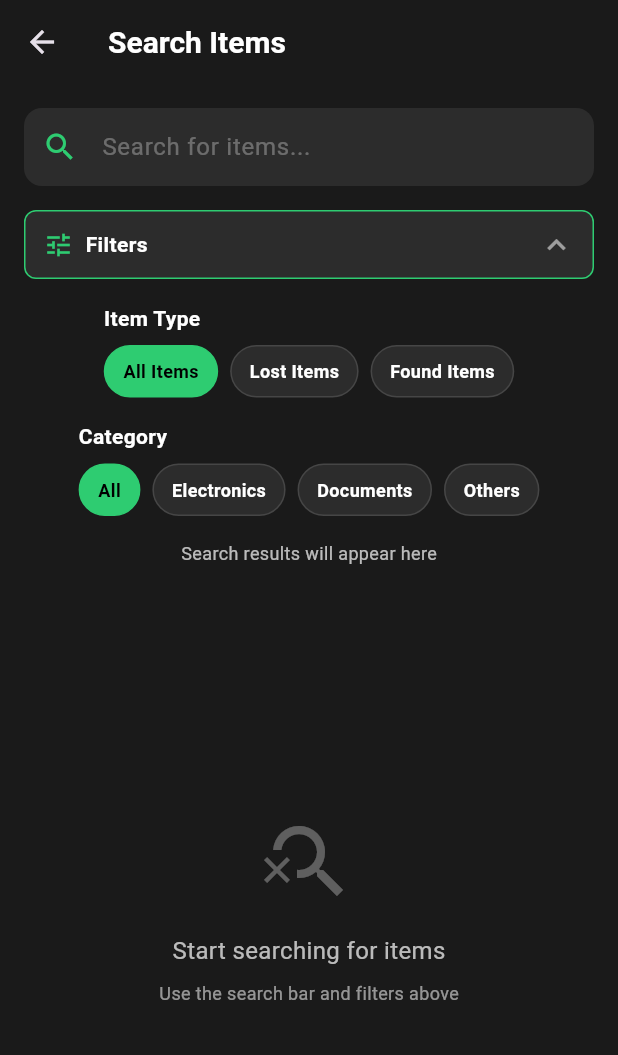
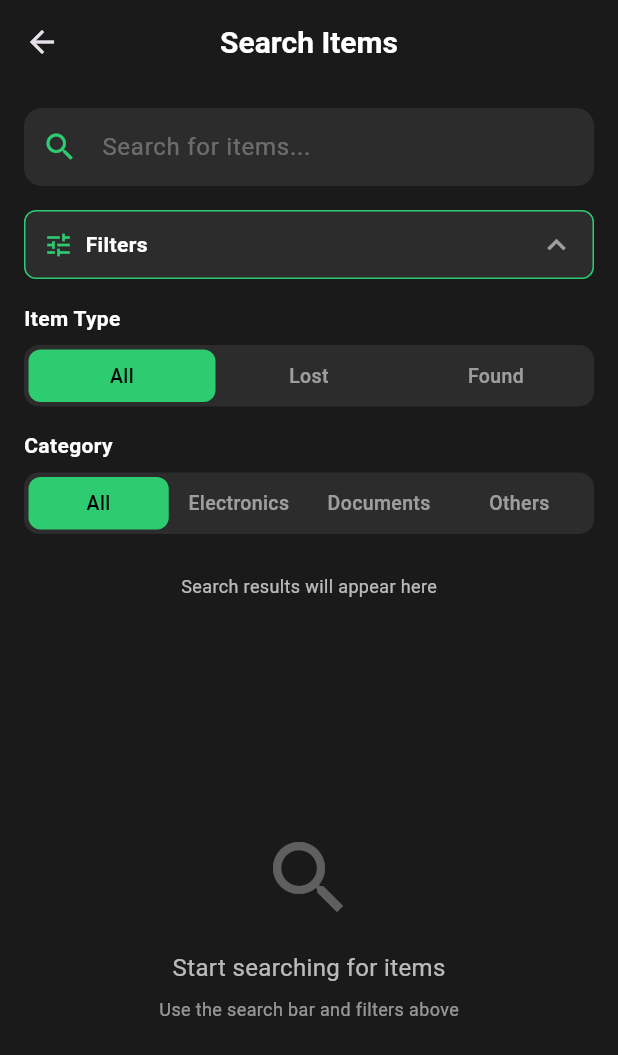
Before and after one commit to Mikedev25/unifind, a Flutter app: the SearchPage screen opened directly, after a tap on "Filters", on a phone screen of 412 x 824 dp. Shown: the top 1055 px of the screen. Run offline on Flutter 3.47's test engine with Material 3 defaults, Android fonts, the phone set to English and light mode, and no system bars; our stand-ins replace cloud_firestore, curved_navigation_bar, firebase_auth, firebase_core, geolocator, google_sign_in and 1 more; accounts and stored records are empty.

Commit message:
Refined some features in search page.

```diff
--- a/lib/pages/search_page.dart
+++ b/lib/pages/search_page.dart
@@ -10,12 +10,19 @@ class SearchPage extends StatefulWidget {
 class _SearchPageState extends State<SearchPage> {
   final TextEditingController _searchController = TextEditingController();
   String _selectedCategory = 'All';
-  String _selectedType = 'All Items';
+  String _selectedType = 'All';
   bool _showFilters = false;
 
   final List<String> categories = ['All', 'Electronics', 'Documents', 'Others'];
 
-  final List<String> itemTypes = ['All Items', 'Lost Items', 'Found Items'];
+  final List<String> itemTypes = ['All', 'Lost', 'Found'];
+
+  int get _activeFilterCount {
+    int count = 0;
+    if (_selectedType != 'All') count++;
+    if (_selectedCategory != 'All') count++;
+    return count;
+  }
 
   @override
   Widget build(BuildContext context) {
@@ -32,7 +39,7 @@ class _SearchPageState extends State<SearchPage> {
             fontWeight: FontWeight.w600,
           ),
         ),
-        centerTitle: false,
+        centerTitle: true,
       ),
       body: Column(
         children: [
@@ -98,6 +105,17 @@ class _SearchPageState extends State<SearchPage> {
                         fontWeight: FontWeight.w600,
                       ),
                     ),
+                    if (_activeFilterCount > 0) ...[
+                        const SizedBox(width: 8),
+                        Text(
+                            '($_activeFilterCount)',
+                            style: TextStyle(
+                              color: Colors.white,
+                              fontSize: 13,
+                              fontWeight: FontWeight.w600,
+                          ),
+                        ),
+                      ],
                     const Spacer(),
                     Icon(
                       _showFilters ? Icons.expand_less : Icons.expand_more,
@@ -118,94 +136,27 @@ class _SearchPageState extends State<SearchPage> {
                   // Item Type Filter
                   _buildFilterSection(
                     title: 'Item Type',
-                    child: Wrap(
-                      spacing: 8,
-                      children: itemTypes.map((type) {
-                        final isSelected = _selectedType == type;
-                        return GestureDetector(
-                          onTap: () {
-                            setState(() {
-                              _selectedType = type;
-                            });
-                          },
-                          child: Container(
-                            padding: const EdgeInsets.symmetric(
-                              horizontal: 12,
-                              vertical: 8,
-                            ),
-                            decoration: BoxDecoration(
-                              color: isSelected
-                                  ? const Color(0xFF2ECC71)
-                                  : const Color(0xFF2C2C2C),
-                              borderRadius: BorderRadius.circular(20),
-                              border: Border.all(
-                                color: isSelected
-                                    ? const Color(0xFF2ECC71)
-                                    : Colors.white12,
-                              ),
-                            ),
-                            child: Text(
-                              type,
-                              style: TextStyle(
-                                color: isSelected ? Colors.black : Colors.white,
-                                fontSize: 12,
-                                fontWeight: FontWeight.w600,
-                              ),
-                            ),
-                          ),
-                        );
-                      }).toList(),
+                    child: _SegmentedControl(
+                        options: itemTypes,
+                        selected: _selectedType,
+                        onChanged: (val) => setState(() => _selectedType = val),
+                      ),
                     ),
-                  ),
                   const SizedBox(height: 16),
 
                   // Category Filter
                   _buildFilterSection(
                     title: 'Category',
-                    child: Wrap(
-                      spacing: 8,
-                      runSpacing: 8,
-                      children: categories.map((cat) {
-                        final isSelected = _selectedCategory == cat;
-                        return GestureDetector(
-                          onTap: () {
-                            setState(() {
-                              _selectedCategory = cat;
-                            });
-                          },
-                          child: Container(
-                            padding: const EdgeInsets.symmetric(
-                              horizontal: 12,
-                              vertical: 8,
-                            ),
-                            decoration: BoxDecoration(
-                              color: isSelected
-                                  ? const Color(0xFF2ECC71)
-                                  : const Color(0xFF2C2C2C),
-                              borderRadius: BorderRadius.circular(20),
-                              border: Border.all(
-                                color: isSelected
-                                    ? const Color(0xFF2ECC71)
-                                    : Colors.white12,
-                              ),
-                            ),
-                            child: Text(
-                              cat,
-                              style: TextStyle(
-                                color: isSelected ? Colors.black : Colors.white,
-                                fontSize: 12,
-                                fontWeight: FontWeight.w600,
-                              ),
-                            ),
-                          ),
-                        );
-                      }).toList(),
-                    ),
+                    child: _SegmentedControl(
+                      options: categories,
+                      selected: _selectedCategory,
+                      onChanged: (val) => setState(() => _selectedCategory = val),
+                      )
                   ),
                 ],
               ),
             ),
-
+          const SizedBox(height: 10),
           // Results Count
           Padding(
             padding: const EdgeInsets.symmetric(horizontal: 16),
@@ -226,7 +177,7 @@ class _SearchPageState extends State<SearchPage> {
                 mainAxisAlignment: MainAxisAlignment.center,
                 children: [
                   Icon(
-                    Icons.search_off,
+                    Icons.search,
                     size: 64,
                     color: Colors.white30,
                   ),
@@ -276,3 +227,53 @@ class _SearchPageState extends State<SearchPage> {
     );
   }
 }
+
+class _SegmentedControl extends StatelessWidget {
+  final List<String> options;
+  final String selected;
+  final ValueChanged<String> onChanged;
+
+  const _SegmentedControl({
+    required this.options,
+    required this.selected,
+    required this.onChanged,
+  });
+
+  @override
+  Widget build(BuildContext context) {
+    return Container(
+      padding: const EdgeInsets.all(3),
+      decoration: BoxDecoration(
+        color: const Color(0xFF2C2C2C),
+        borderRadius: BorderRadius.circular(10),
+      ),
+      child: Row(
+        children: options.map((options) {
+          final isSelected = selected == options;
+          return Expanded(
+            child: GestureDetector(
+              onTap:() => onChanged(options),
+              child: AnimatedContainer(
+                duration: const Duration(milliseconds: 150),
+                padding: const EdgeInsets.symmetric(vertical: 8),
+                decoration: BoxDecoration(
+                  color: isSelected ? const Color(0xFF2ECC71) : Colors.transparent,
+                  borderRadius: BorderRadius.circular(8),
+                ),
+                child: Text(
+                  options,
+                  textAlign: TextAlign.center,
+                  style: TextStyle(
+                    color: isSelected ? Colors.black : Colors.white54,
+                    fontSize: 13,
+                    fontWeight: FontWeight.w500,
+                  ),
+                ),
+              ),
+            ),
+          );
+        }).toList()
+      ),
+    );
+  }
+}
--- a/lib/pages/settings/notification_settings_page.dart
+++ b/lib/pages/settings/notification_settings_page.dart
@@ -120,7 +120,7 @@ class _NotificationSettingsPageState extends State<NotificationSettingsPage> {
               padding: const EdgeInsets.all(10),
               decoration: BoxDecoration(
                 color: isSelected
-                    ? const Color(0xFF2ECC71).withOpacity(0.2)
+                    ? const Color(0xFF2ECC71).withValues(alpha: 0.2)
                     : Colors.transparent,
                 borderRadius: BorderRadius.circular(8),
               ),
--- a/lib/pages/settings/privacy_settings_page.dart
+++ b/lib/pages/settings/privacy_settings_page.dart
@@ -63,7 +63,7 @@ class _PrivacySettingsPageState extends State<PrivacySettingsPage> {
                 Container(
                   padding: const EdgeInsets.all(10),
                   decoration: BoxDecoration(
-                    color: const Color(0xFF2ECC71).withOpacity(0.2),
+                    color: const Color(0xFF2ECC71).withValues(alpha: 0.2),
                     borderRadius: BorderRadius.circular(8),
                   ),
                   child: const Icon(
@@ -141,7 +141,7 @@ class _PrivacySettingsPageState extends State<PrivacySettingsPage> {
                   Container(
                     padding: const EdgeInsets.all(10),
                     decoration: BoxDecoration(
-                      color: const Color(0xFF2ECC71).withOpacity(0.2),
+                      color: const Color(0xFF2ECC71).withValues(alpha: 0.2),
                       borderRadius: BorderRadius.circular(8),
                     ),
                     child: const Icon(
```
Also changed, not shown: lib/pages/home_page.dart (+8 -0 lines), lib/pages/inbox_page.dart (+3 -6 lines), lib/pages/settings/help_center_page.dart (+5 -5 lines), lib/pages/settings/settings_page.dart (+16 -18 lines).
